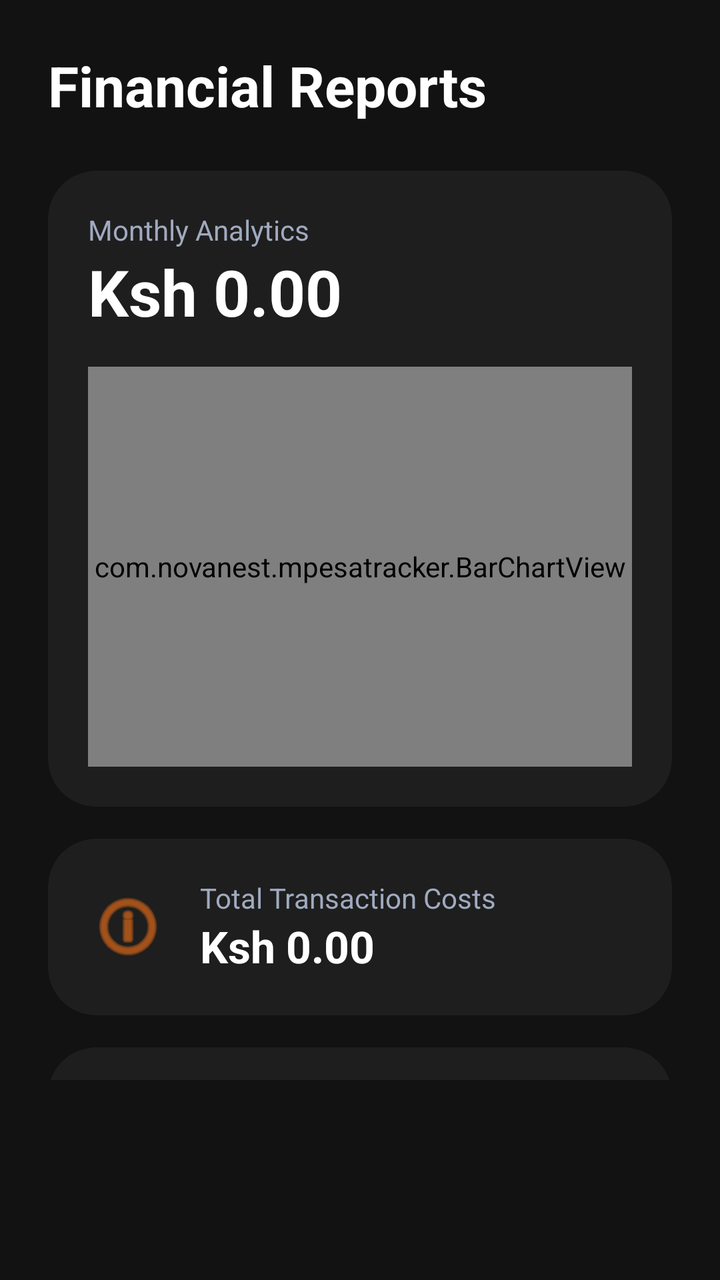
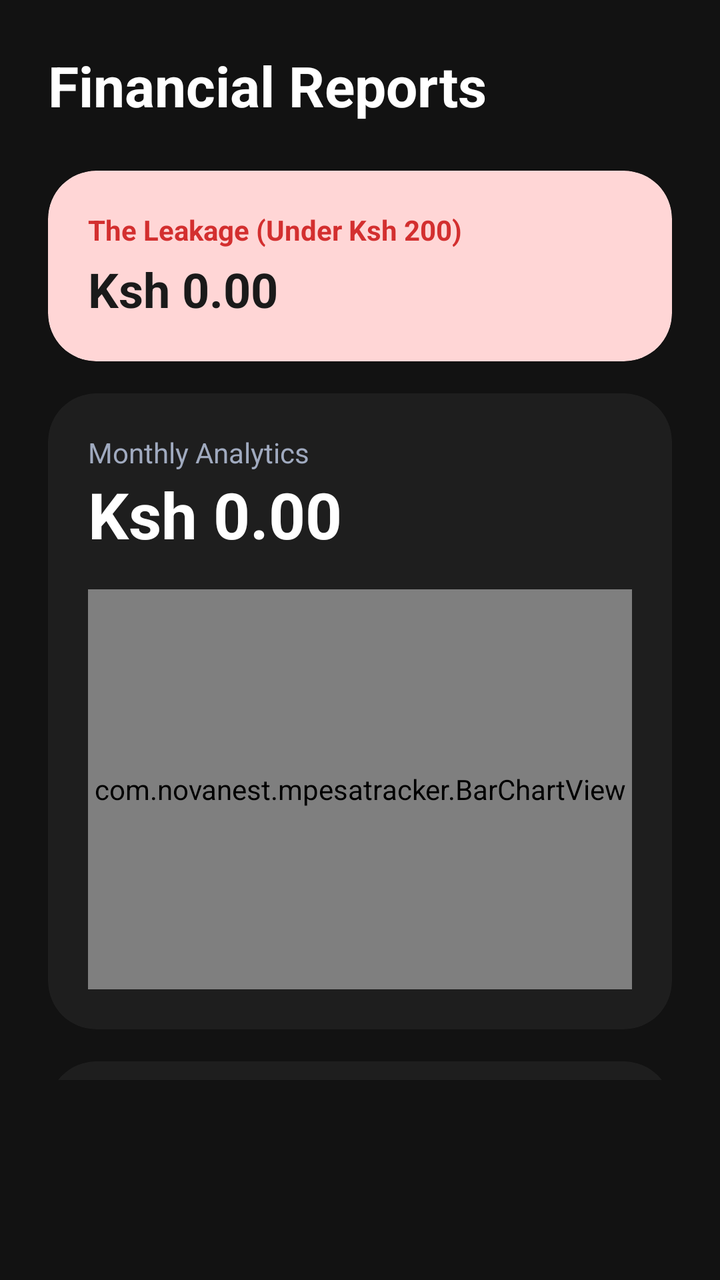

Two renders of the same Android screen: before a commit and after it. Below are the layout's source before the change and the commit's diff.
<!-- AndroidManifest.xml: application theme Theme.MPesaExpenseTracker -->
<!-- res/layout/fragment_reports.xml -->
<?xml version="1.0" encoding="utf-8"?>
<androidx.core.widget.NestedScrollView xmlns:android="http://schemas.android.com/apk/res/android"
    xmlns:app="http://schemas.android.com/apk/res-auto"
    android:layout_width="match_parent"
    android:layout_height="match_parent"
    android:background="@android:color/transparent"
    android:paddingBottom="100dp">

    <LinearLayout
        android:layout_width="match_parent"
        android:layout_height="wrap_content"
        android:orientation="vertical"
        android:paddingHorizontal="24dp">

        <TextView
            android:layout_width="wrap_content"
            android:layout_height="wrap_content"
            android:text="Financial Reports"
            android:textSize="28sp"
            android:textStyle="bold"
            android:textColor="#FFFFFF"
            android:layout_marginTop="24dp"
            android:layout_marginBottom="24dp" />

        
        <androidx.cardview.widget.CardView
            android:layout_width="match_parent"
            android:layout_height="wrap_content"
            app:cardCornerRadius="24dp"
            app:cardElevation="0dp"
            app:cardBackgroundColor="#1E1E1E"
            android:layout_marginBottom="16dp">
            <LinearLayout
                android:layout_width="match_parent"
                android:layout_height="wrap_content"
                android:orientation="vertical"
                android:padding="20dp">
                <TextView
                    android:layout_width="wrap_content"
                    android:layout_height="wrap_content"
                    android:text="Monthly Analytics"
                    android:textColor="#A0AABF"
                    android:textSize="14sp" />
                <TextView
                    android:id="@+id/tvTotalSpent"
                    android:layout_width="wrap_content"
                    android:layout_height="wrap_content"
                    android:text="Ksh 0.00"
                    android:textColor="#FFFFFF"
                    android:textSize="32sp"
                    android:textStyle="bold"
                    android:layout_marginBottom="16dp" />
                <com.novanest.mpesatracker.BarChartView
                    android:id="@+id/reportChart"
                    android:layout_width="match_parent"
                    android:layout_height="200dp" />
            </LinearLayout>
        </androidx.cardview.widget.CardView>

                
        <androidx.cardview.widget.CardView
            android:layout_width="match_parent"
            android:layout_height="wrap_content"
            app:cardCornerRadius="24dp"
            app:cardElevation="0dp"
            app:cardBackgroundColor="#1E1E1E"
            android:layout_marginBottom="16dp">
            <LinearLayout
                android:layout_width="match_parent"
                android:layout_height="wrap_content"
                android:orientation="horizontal"
                android:gravity="center_vertical"
                android:padding="20dp">
                
                <ImageView
                    android:layout_width="40dp"
                    android:layout_height="40dp"
                    android:src="@android:drawable/ic_menu_info_details"
                    app:tint="#F97316" /> 
                    
                <LinearLayout
                    android:layout_width="0dp"
                    android:layout_height="wrap_content"
                    android:layout_weight="1"
                    android:orientation="vertical"
                    android:layout_marginStart="16dp">
                    <TextView
                        android:layout_width="wrap_content"
                        android:layout_height="wrap_content"
                        android:text="Total Transaction Costs"
                        android:textColor="#A0AABF"
                        android:textSize="14sp" />
                    <TextView
                        android:id="@+id/tvTotalCosts"
                        android:layout_width="wrap_content"
                        android:layout_height="wrap_content"
                        android:text="Ksh 0.00"
                        android:textColor="#FFFFFF"
                        android:textSize="22sp"
                        android:textStyle="bold" />
                </LinearLayout>
            </LinearLayout>
        </androidx.cardview.widget.CardView>
        
        <androidx.cardview.widget.CardView
            android:layout_width="match_parent"
            android:layout_height="wrap_content"
            app:cardCornerRadius="24dp"
            app:cardElevation="0dp"
            app:cardBackgroundColor="#1E1E1E"
            android:layout_marginBottom="24dp">
            <LinearLayout
                android:layout_width="match_parent"
                android:layout_height="wrap_content"
                android:orientation="vertical"
                android:padding="20dp">
                <TextView
                    android:layout_width="wrap_content"
                    android:layout_height="wrap_content"
                    android:text="Transaction Summary"
                    android:textColor="#FFFFFF"
                    android:textSize="18sp"
                    android:textStyle="bold"
                    android:layout_marginBottom="16dp" />
                
                
                <LinearLayout
                    android:layout_width="match_parent"
                    android:layout_height="wrap_content"
                    android:orientation="horizontal"
                    android:layout_marginBottom="8dp">
                    <TextView android:layout_width="0dp" android:layout_height="wrap_content" android:layout_weight="1" android:text="Date" android:textColor="#A0AABF" android:textSize="12sp"/>
                    <TextView android:layout_width="0dp" android:layout_height="wrap_content" android:layout_weight="1.5" android:text="Name" android:textColor="#A0AABF" android:textSize="12sp"/>
                    <TextView android:layout_width="0dp" android:layout_height="wrap_content" android:layout_weight="1" android:text="Amount" android:textColor="#A0AABF" android:textSize="12sp" android:gravity="end"/>
                </LinearLayout>

                
                <androidx.recyclerview.widget.RecyclerView
                    android:id="@+id/rvReportTable"
                    android:layout_width="match_parent"
                    android:layout_height="300dp" />

            </LinearLayout>
        </androidx.cardview.widget.CardView>

        
        <Button
            android:id="@+id/btnDownloadPdf"
            android:layout_width="match_parent"
            android:layout_height="60dp"
            android:text="Download Report (PDF)"
            android:textColor="#000000"
            android:backgroundTint="#00E676"
            app:cornerRadius="20dp"
            android:textStyle="bold"
            android:textSize="16sp"/>

    </LinearLayout>
</androidx.core.widget.NestedScrollView>
<!-- resources referenced by this layout -->
<resources>
  <style name="Theme.MPesaExpenseTracker" parent="Theme.Material3.Dark.NoActionBar">
          <item name="colorPrimary">#A3E635</item> 
          <item name="colorPrimaryDark">#000000</item>
          <item name="colorSecondary">#F97316</item> 
          <item name="android:windowBackground">#121212</item> 
          <item name="android:statusBarColor">#121212</item>
      </style>
</resources>

<!-- the commit's change to res/layout/fragment_reports.xml (unified diff, before → after) -->
@@ -22,6 +22,37 @@
             android:layout_marginTop="24dp"
             android:layout_marginBottom="24dp" />
 
+                
+        <androidx.cardview.widget.CardView
+            android:layout_width="match_parent"
+            android:layout_height="wrap_content"
+            app:cardCornerRadius="24dp"
+            app:cardElevation="0dp"
+            app:cardBackgroundColor="#FFD6D6"
+            android:layout_marginBottom="16dp">
+            <LinearLayout
+                android:layout_width="match_parent"
+                android:layout_height="wrap_content"
+                android:orientation="vertical"
+                android:padding="20dp">
+                <TextView
+                    android:layout_width="wrap_content"
+                    android:layout_height="wrap_content"
+                    android:text="The Leakage (Under Ksh 200)"
+                    android:textColor="#D32F2F"
+                    android:textSize="14sp"
+                    android:textStyle="bold" />
+                <TextView
+                    android:id="@+id/tvLeakage"
+                    android:layout_width="wrap_content"
+                    android:layout_height="wrap_content"
+                    android:text="Ksh 0.00"
+                    android:textColor="#1A1A1A"
+                    android:textSize="24sp"
+                    android:textStyle="bold"
+                    android:layout_marginTop="4dp" />
+            </LinearLayout>
+        </androidx.cardview.widget.CardView>
         
         <androidx.cardview.widget.CardView
             android:layout_width="match_parent"
